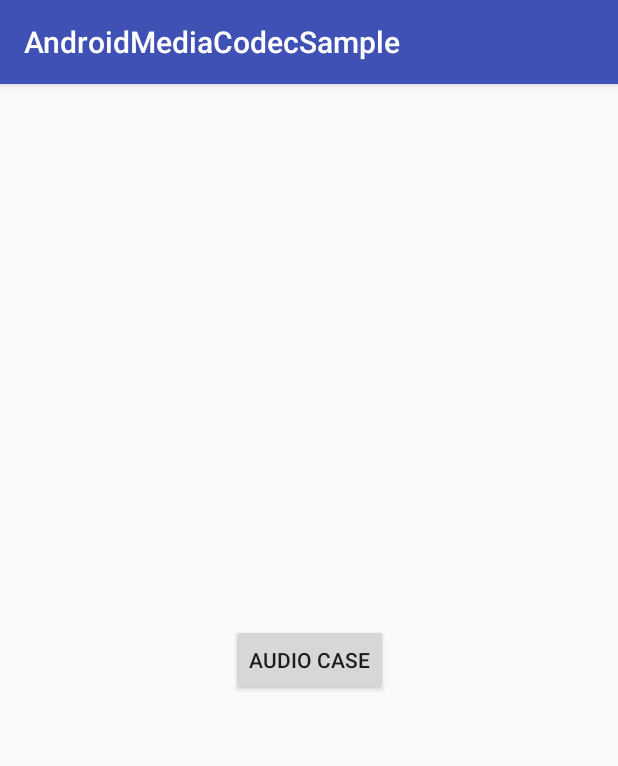
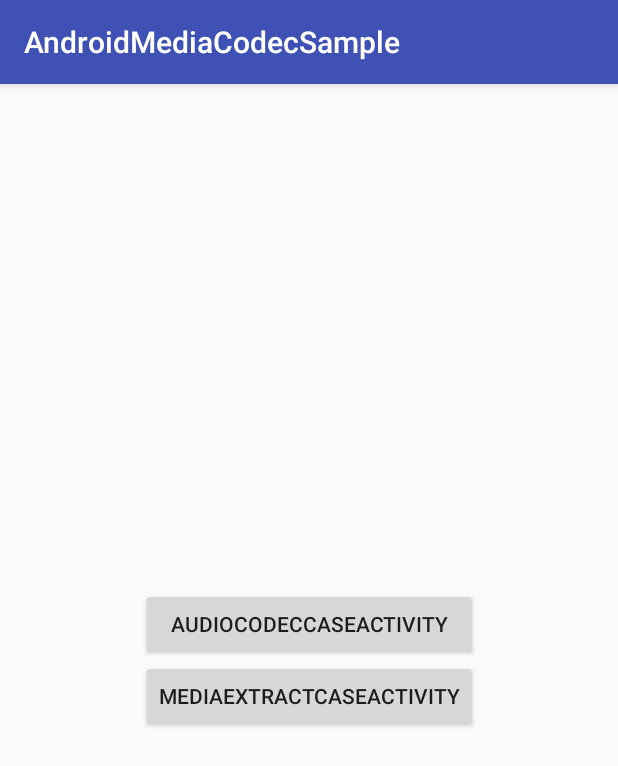
Before and after one commit to JuniperPhoton/AndroidMediaCodecSample, an Android app: the screen it shows after launch (MainActivity), on a phone screen of 412 x 824 dp. Shown: the top 766 px of the screen. Run offline under Robolectric (Android 15) with nearby library versions, the phone set to English and light mode, and no system bars.

Commit message:
Add extract case

```diff
--- a/app/src/main/java/com/juniperphoton/androidmediacodecsample/activity/AudioEncodeCaseActivity.kt
+++ b/app/src/main/java/com/juniperphoton/androidmediacodecsample/activity/AudioCodecCaseActivity.kt
@@ -12,7 +12,7 @@ import com.juniperphoton.androidmediacodecsample.core.EncodeCase
 import com.juniperphoton.androidmediacodecsample.core.VolumeAudioEffect
 import java.io.File
 
-class AudioEncodeCaseActivity : AppCompatActivity(), Runnable {
+class AudioCodecCaseActivity : AppCompatActivity(), Runnable {
     private lateinit var button: Button
     private lateinit var statusText: TextView
     private lateinit var seekBar: SeekBar
--- a/app/src/main/java/com/juniperphoton/androidmediacodecsample/activity/MainActivity.kt
+++ b/app/src/main/java/com/juniperphoton/androidmediacodecsample/activity/MainActivity.kt
@@ -8,19 +8,29 @@ import android.support.v4.app.ActivityCompat
 import android.support.v4.content.ContextCompat
 import android.support.v7.app.AppCompatActivity
 import android.util.Log
-import android.view.View
+import android.view.ViewGroup
+import android.widget.Button
 import com.juniperphoton.androidmediacodecsample.R
 
 class MainActivity : AppCompatActivity() {
     companion object {
         private var permissions = arrayOf(Manifest.permission.WRITE_EXTERNAL_STORAGE,
                 Manifest.permission.READ_EXTERNAL_STORAGE)
+
+        private var caseActivities = arrayOf(AudioCodecCaseActivity::class.java,
+                MediaExtractCaseActivity::class.java)
+
         private const val TAG = "MainActivity"
     }
+
+    private lateinit var caseList: ViewGroup
 
     override fun onCreate(savedInstanceState: Bundle?) {
         super.onCreate(savedInstanceState)
         setContentView(R.layout.activity_main)
+
+        caseList = findViewById(R.id.caseList)
+        setupButtons()
         ActivityCompat.requestPermissions(this, permissions, 0)
     }
 
@@ -29,8 +39,15 @@ class MainActivity : AppCompatActivity() {
         Log.d(TAG, "allPermissionsGranted: ${allPermissionsGranted()}")
     }
 
-    fun audioCase(v: View) {
-        startActivity(AudioEncodeCaseActivity::class.java)
+    private fun setupButtons() {
+        caseActivities.forEach { a ->
+            val button = Button(this, null)
+            button.text = a.simpleName.toLowerCase()
+            button.setOnClickListener {
+                startActivity(a)
+            }
+            caseList.addView(button)
+        }
     }
 
     private fun <T> startActivity(clazz: Class<T>) {
--- a/app/src/main/res/layout/activity_main.xml
+++ b/app/src/main/res/layout/activity_main.xml
@@ -8,18 +8,12 @@
     tools:context="com.juniperphoton.androidmediacodecsample.activity.MainActivity">
 
     <LinearLayout
+        android:id="@+id/caseList"
         android:layout_width="wrap_content"
         android:layout_height="wrap_content"
+        android:orientation="vertical"
         app:layout_constraintBottom_toBottomOf="parent"
         app:layout_constraintLeft_toLeftOf="parent"
         app:layout_constraintRight_toRightOf="parent"
-        app:layout_constraintTop_toTopOf="parent">
-
-        <Button
-            android:layout_width="wrap_content"
-            android:layout_height="wrap_content"
-            android:onClick="audioCase"
-            android:text="AUDIO CASE"/>
-    </LinearLayout>
-
+        app:layout_constraintTop_toTopOf="parent"/>
 </android.support.constraint.ConstraintLayout>
```
Also changed, not shown: app/src/main/AndroidManifest.xml (+6 -4 lines), app/src/main/java/com/juniperphoton/androidmediacodecsample/activity/MediaExtractCaseActivity.kt (added, +20 -0 lines), app/src/main/java/com/juniperphoton/androidmediacodecsample/core/MediaExtractCase.kt (added, +72 -0 lines).
